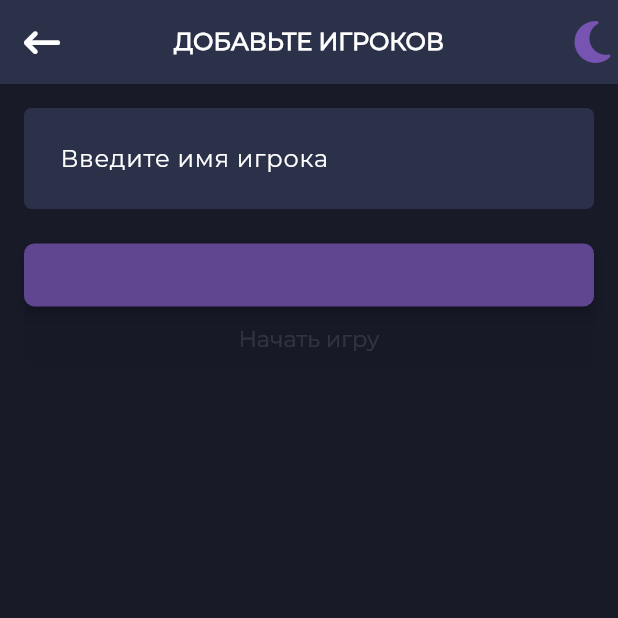
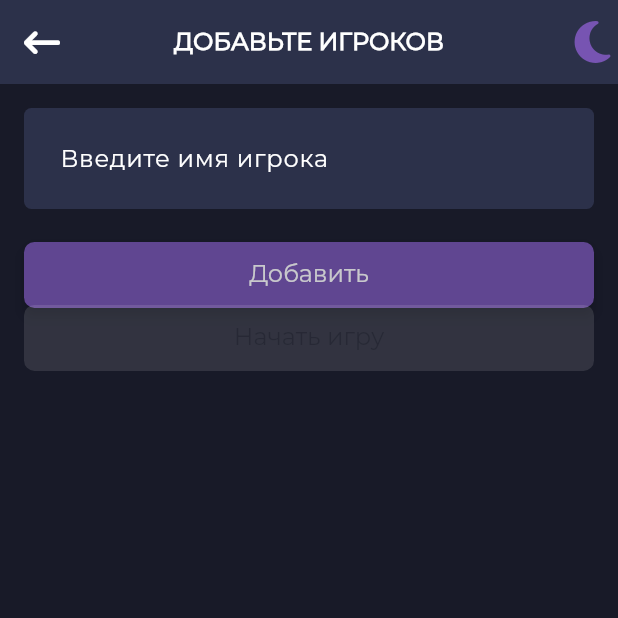
Before and after one commit to ebobola-dev/twister_app, a Flutter app: the screen it shows after launch, after a tap on "Начать новую игру", on a phone screen of 412 x 824 dp, the top half of it. Run offline on Flutter 3.47's test engine with Material 3 defaults, Android fonts, the light colour scheme and no system bars; our stand-ins replace animated_theme_switcher, equatable, flutter_bloc, flutter_fortune_wheel, flutter_svg, font_awesome_flutter and 5 more; accounts and stored records are empty.

Commit message:
migrated to the new version of flutter

```diff
--- /dev/null
+++ b/devtools_options.yaml
@@ -0,0 +1 @@
+extensions:
--- a/lib/screens/create_players_screen/create_players_screen.dart
+++ b/lib/screens/create_players_screen/create_players_screen.dart
@@ -150,7 +150,7 @@ class CreatePlayersScreen extends StatelessWidget {
                                 ? () => addedPlayersBloc
                                     .add(AddedPlayersClearEvent())
                                 : null,
-                            child: const Text("Отчистить список игроков"),
+                            child: const Text("Очистить список игроков"),
                           );
                         },
                       ),
--- a/lib/screens/game_screen/finish_view.dart
+++ b/lib/screens/game_screen/finish_view.dart
@@ -84,7 +84,7 @@ class _FinishGameViewState extends State<FinishGameView>
                           text: " победил(а)!",
                           style: TextStyle(
                             fontSize: 20.0,
-                            color: Theme.of(context).textTheme.bodyText1!.color,
+                            color: Theme.of(context).textTheme.bodyLarge!.color,
                             fontFamily: "Montserrat",
                           ),
                         ),
@@ -108,7 +108,7 @@ class _FinishGameViewState extends State<FinishGameView>
                           text: "Всего сделано ходов: ",
                           style: TextStyle(
                             fontSize: 20.0,
-                            color: Theme.of(context).textTheme.bodyText1!.color,
+                            color: Theme.of(context).textTheme.bodyLarge!.color,
                             fontFamily: "Montserrat",
                           ),
                         ),
--- a/lib/screens/saved_games_screen.dart
+++ b/lib/screens/saved_games_screen.dart
@@ -88,9 +88,9 @@ class _SavedGamesScreenState extends State<SavedGamesScreen> {
                           _toStartScreen();
                         });
                       },
+                      style: ElevatedButton.styleFrom(
+                          backgroundColor: moveColors.first),
                       child: const Text("Удалить все"),
-                      style:
-                          ElevatedButton.styleFrom(primary: moveColors.first),
                     ),
                   ),
                 ),
--- a/lib/screens/splash_screen.dart
+++ b/lib/screens/splash_screen.dart
@@ -1,4 +1,5 @@
 import 'dart:async';
+import 'dart:developer';
 import 'package:hive_flutter/hive_flutter.dart';
 import 'package:flutter/material.dart';
 import 'package:flutter_svg/flutter_svg.dart';
@@ -41,7 +42,7 @@ class _SplashScreenState extends State<SplashScreen>
     _logoController.repeat(reverse: true);
     _initAppTimer =
         Timer(const Duration(milliseconds: 1), () => _initMilliseconds++);
-    WidgetsBinding.instance!.addPostFrameCallback((_) async => await initApp());
+    WidgetsBinding.instance.addPostFrameCallback((_) async => await initApp());
     super.initState();
   }
 
@@ -62,11 +63,11 @@ class _SplashScreenState extends State<SplashScreen>
     final box = await Hive.openBox<GameState>(GameState.boxName);
     for (final game in box.values) {
       final moves = game.moves;
-      print("game with winner ${game.winner}");
+      log("game with winner ${game.winner}");
       for (final move in moves) {
-        print("${move.player} -> ${move.part} ${move.color}");
+        log("${move.player} -> ${move.part} ${move.color}");
       }
-      print("\n");
+      log("\n");
     }
     closeSplash();
   }
--- a/lib/screens/start_screen.dart
+++ b/lib/screens/start_screen.dart
@@ -54,12 +54,7 @@ class StartScreen extends StatelessWidget {
                               CreatePlayersScreen(),
                               routeAnimation: RouteAnimation.slideBottom,
                             ),
-                            child: const Text(
-                              "Начать новую игру",
-                              style: TextStyle(
-                                fontSize: 16.0,
-                              ),
-                            ),
+                            child: const Text("Начать новую игру"),
                           ),
                         ),
                         const SizedBox(height: 20),
@@ -78,21 +73,8 @@ class StartScreen extends StatelessWidget {
                                         routeAnimation: RouteAnimation.slideTop,
                                       )
                                   : null,
-                              child: Text(
-                                "Посмотреть список игр (${box.length})",
-                                style: const TextStyle(
-                                  fontSize: 16.0,
-                                ),
-                              ),
-                              style: ElevatedButton.styleFrom(
-                                padding: const EdgeInsets.symmetric(
-                                  vertical: 12.0,
-                                  horizontal: 16.0,
-                                ),
-                                shape: RoundedRectangleBorder(
-                                  borderRadius: BorderRadius.circular(7.0),
-                                ),
-                              ),
+                              child:
+                                  Text("Посмотреть список игр (${box.length})"),
                             ),
                           ),
                         ),
--- a/lib/themes.dart
+++ b/lib/themes.dart
@@ -5,13 +5,13 @@ ThemeData getThemeData(BuildContext context, MyTheme theme) =>
     ThemeData.light().copyWith(
       primaryColor: theme.primary,
       secondaryHeaderColor: theme.secondary,
-      backgroundColor: theme.background,
       scaffoldBackgroundColor: theme.background,
       dividerColor: const Color.fromRGBO(220, 220, 220, 1),
       iconTheme: IconThemeData(color: theme.primary),
       textTheme: Theme.of(context).textTheme.apply(
             fontFamily: 'Montserrat',
             bodyColor: theme.text,
+            displayColor: theme.text,
           ),
       appBarTheme: AppBarTheme(
         centerTitle: true,
@@ -27,13 +27,14 @@ ThemeData getThemeData(BuildContext context, MyTheme theme) =>
       textSelectionTheme: TextSelectionThemeData(cursorColor: theme.text),
       elevatedButtonTheme: ElevatedButtonThemeData(
         style: ElevatedButton.styleFrom(
+          backgroundColor: theme.primary,
+          disabledBackgroundColor: theme.disable,
+          foregroundColor: Colors.white,
           textStyle: const TextStyle(
-            fontSize: 15.0,
-            color: Colors.white,
+            fontSize: 16.0,
             fontFamily: "Montserrat",
           ),
           elevation: 3,
-          primary: theme.primary,
           padding: const EdgeInsets.symmetric(
             vertical: 12.0,
             horizontal: 16.0,
@@ -41,7 +42,6 @@ ThemeData getThemeData(BuildContext context, MyTheme theme) =>
           shape: RoundedRectangleBorder(
             borderRadius: BorderRadius.circular(7.0),
           ),
-          onSurface: theme.disable,
         ),
       ),
       textButtonTheme: TextButtonThemeData(
@@ -51,11 +51,6 @@ ThemeData getThemeData(BuildContext context, MyTheme theme) =>
             color: theme.primary,
           ),
         ),
-      ),
-      colorScheme: ColorScheme.light(
-        brightness: theme.brightness,
-        primary: theme.primary,
-        secondary: theme.secondary,
       ),
       inputDecorationTheme: InputDecorationTheme(
         labelStyle: TextStyle(
@@ -91,4 +86,9 @@ ThemeData getThemeData(BuildContext context, MyTheme theme) =>
           borderRadius: BorderRadius.all(Radius.circular(10.0)),
         ),
       ),
+      colorScheme: ColorScheme.light(
+        brightness: theme.brightness,
+        primary: theme.primary,
+        secondary: theme.secondary,
+      ).copyWith(background: theme.background),
     );
--- a/lib/themes_constants.dart
+++ b/lib/themes_constants.dart
@@ -17,7 +17,7 @@ const lightTheme = MyTheme(
   secondary: Color(0xFFF5F7FB),
   background: Colors.white,
   text: Color(0xFF222222),
-  disable: Color(0xFF222222),
+  disable: Color(0xFFA9A9A9),
   chip: Color(0xFFe5e5e5),
   snack: Color(0xFF2C314A),
 );
--- a/lib/widgets/cards/move_card.dart
+++ b/lib/widgets/cards/move_card.dart
@@ -40,7 +40,7 @@ class MoveCard extends StatelessWidget {
                     text: "${translateParts[move.part]![2]} ",
                     style: TextStyle(
                       fontSize: 16.0,
-                      color: Theme.of(context).textTheme.bodyText1!.color,
+                      color: Theme.of(context).textTheme.bodyLarge!.color,
                       fontFamily: "Montserrat",
                     ),
                   ),
--- a/lib/widgets/header/simple_header.dart
+++ b/lib/widgets/header/simple_header.dart
@@ -21,18 +21,18 @@ class SimpleHeader extends StatelessWidget {
       child: AppBar(
         leading: leading != null
             ? FadeAnimation(
-                child: leading!,
                 from: AxisDirection.left,
                 order: 2,
                 duration: fadeDuration,
+                child: leading!,
               )
             : null,
         title: title != null
             ? FadeAnimation(
-                child: title!,
                 from: AxisDirection.up,
                 order: 2,
                 duration: fadeDuration,
+                child: title!,
               )
             : null,
         actions: [
```
Also changed, not shown: lib/screens/game_screen/game_view.dart (+6 -3 lines), lib/widgets/cards/game_card.dart (+6 -6 lines), pubspec.yaml (+7 -7 lines), pubspec.lock, 4 other files.
